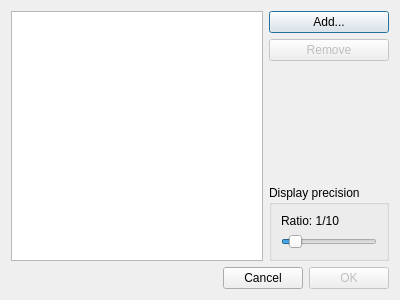
baz1/TiffHDR, file loaddialog.ui: the form before one commit.
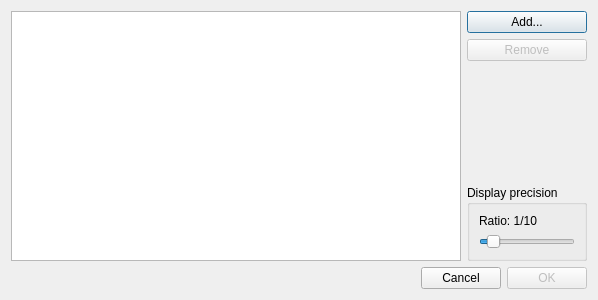
The form after the commit.

Diff of the .ui file:
```diff
--- a/loaddialog.ui
+++ b/loaddialog.ui
@@ -6,7 +6,7 @@
    <rect>
     <x>0</x>
     <y>0</y>
-    <width>400</width>
+    <width>598</width>
     <height>300</height>
    </rect>
   </property>
@@ -15,7 +15,7 @@
   </property>
   <layout class="QVBoxLayout" name="verticalLayout_2">
    <item>
-    <layout class="QHBoxLayout" name="horizontalLayout">
+    <layout class="QHBoxLayout" name="horizontalLayout" stretch="1,0">
      <item>
       <widget class="QListWidget" name="tiffList"/>
      </item>
```
